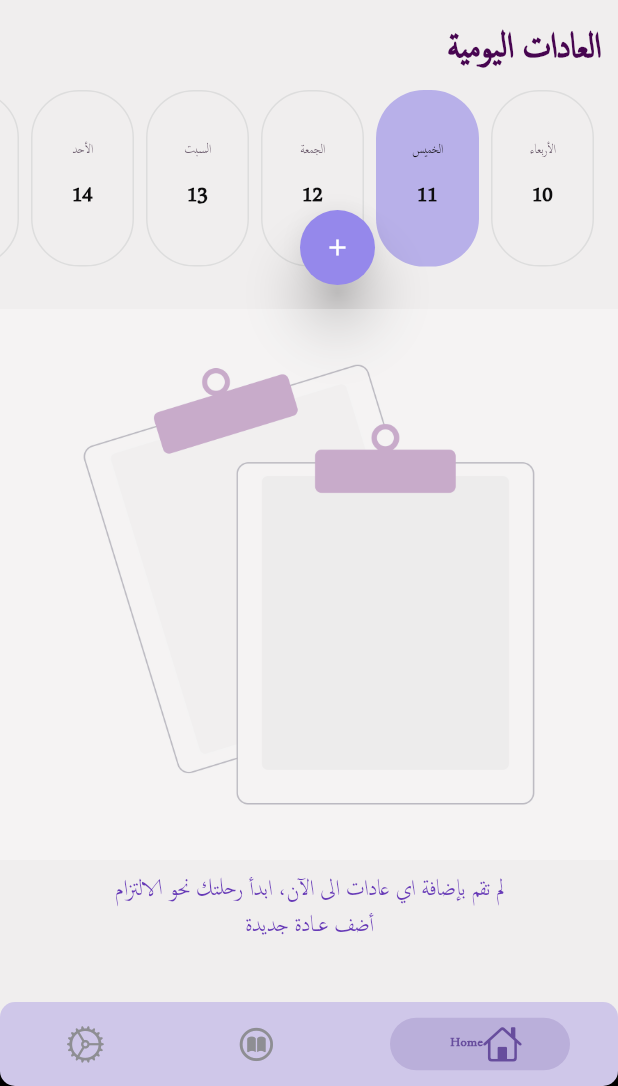
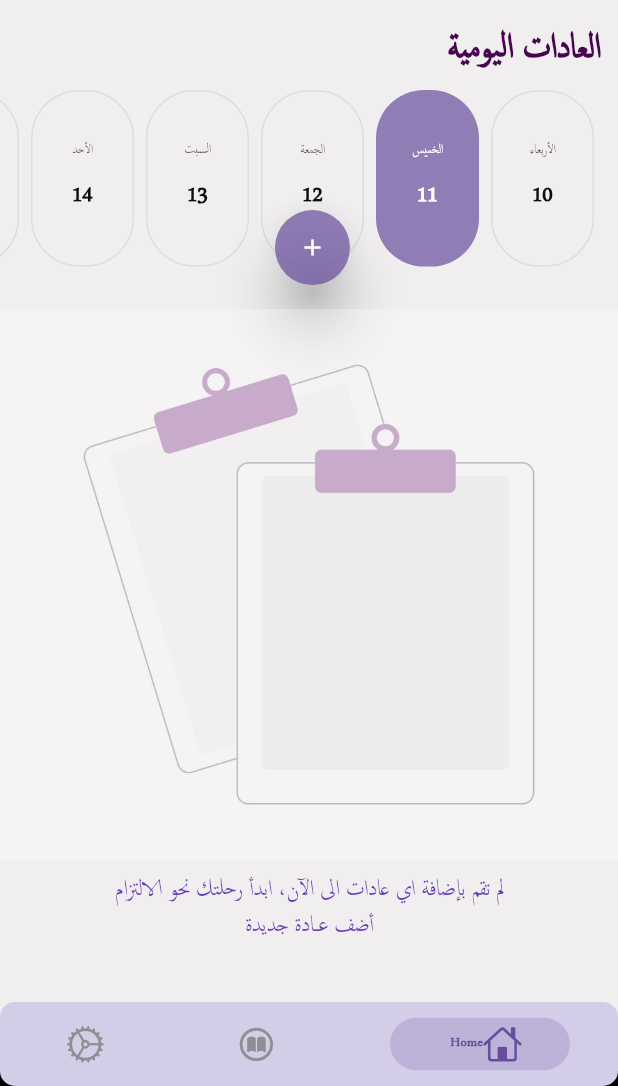
Before and after one commit to AbdullahEmadEldin/islamic_habit_tracker_app, a Flutter app: the screen it shows after launch, after a tap on "تخطي", after a tap on "ابـــدأ", on a phone screen of 412 x 824 dp, the part 150-1236 px from its top. Run offline on Flutter 3.47's test engine with Material 3 defaults, Android fonts, the phone set to English and light mode, and no system bars; drawn by our look-alikes of easy_date_timeline, persistent_bottom_nav_bar; our stand-ins replace bloc, blurrycontainer, calendar_date_picker2, flutter_bloc, flutter_local_notifications, flutter_native_timezone_updated_gradle and 9 more; missing offline and left inert: a package; accounts and stored records are empty.

Commit message:
no architecture project

```diff
--- a/lib/data/models/azkar_category.dart
+++ b/lib/app/azkar/data/models/azkar_category.dart
@@ -1,4 +1,4 @@
-import 'package:islamic_habit_tracker/data/models/single_zikr.dart';
+import 'package:islamic_habit_tracker/app/azkar/data/models/single_zikr.dart';
 
 class ZikrCategory {
   int id;
--- a/lib/data/service/azkar/azkar_service.dart
+++ b/lib/app/azkar/data/repo/azkar_service.dart
@@ -1,6 +1,6 @@
 import 'dart:convert';
 import 'package:flutter/services.dart' show rootBundle;
-import 'package:islamic_habit_tracker/data/models/azkar_category.dart';
+import 'package:islamic_habit_tracker/app/azkar/data/models/azkar_category.dart';
 
 class AzkarService {
   Future<List<ZikrCategory>> loadZikrCategories() async {
--- a/lib/view/pages/azkar_details.dart
+++ b/lib/app/azkar/view/pages/azkar_details.dart
@@ -1,7 +1,7 @@
 import 'package:flutter/material.dart';
 import 'package:islamic_habit_tracker/core/theme/app_theme.dart';
-import 'package:islamic_habit_tracker/data/models/azkar_category.dart';
-import 'package:islamic_habit_tracker/view/widgets/zikr_tile.dart';
+import 'package:islamic_habit_tracker/app/azkar/data/models/azkar_category.dart';
+import 'package:islamic_habit_tracker/app/azkar/view/widgets/zikr_tile.dart';
 
 class AzkarDetails extends StatefulWidget {
   final ZikrCategory zikrCategory;
--- a/lib/view/pages/azkar_screen.dart
+++ b/lib/app/azkar/view/pages/azkar_screen.dart
@@ -2,10 +2,10 @@ import 'package:flutter/material.dart';
 import 'package:go_router/go_router.dart';
 import 'package:islamic_habit_tracker/core/constants.dart';
 import 'package:islamic_habit_tracker/core/navigation/routes.dart';
-import 'package:islamic_habit_tracker/data/models/azkar_category.dart';
-import 'package:islamic_habit_tracker/data/service/azkar/azkar_service.dart';
+import 'package:islamic_habit_tracker/app/azkar/data/models/azkar_category.dart';
+import 'package:islamic_habit_tracker/app/azkar/data/repo/azkar_service.dart';
 import 'package:islamic_habit_tracker/generated/l10n.dart';
-import 'package:islamic_habit_tracker/view/widgets/azkar_category_tile.dart';
+import 'package:islamic_habit_tracker/app/azkar/view/widgets/azkar_category_tile.dart';
 import 'package:modal_progress_hud_nsn/modal_progress_hud_nsn.dart';
 
 enum ViewType { list, grid }
--- a/lib/view/pages/depracted_azkar_screen.dart
+++ b/lib/app/azkar/view/pages/depracted_azkar_screen.dart
@@ -2,10 +2,10 @@ import 'package:flutter/material.dart';
 import 'package:go_router/go_router.dart';
 import 'package:islamic_habit_tracker/core/constants.dart';
 import 'package:islamic_habit_tracker/core/navigation/routes.dart';
-import 'package:islamic_habit_tracker/data/models/azkar_category.dart';
-import 'package:islamic_habit_tracker/data/service/azkar/azkar_service.dart';
+import 'package:islamic_habit_tracker/app/azkar/data/models/azkar_category.dart';
+import 'package:islamic_habit_tracker/app/azkar/data/repo/azkar_service.dart';
 import 'package:islamic_habit_tracker/generated/l10n.dart';
-import 'package:islamic_habit_tracker/view/widgets/azkar_category_tile.dart';
+import 'package:islamic_habit_tracker/app/azkar/view/widgets/azkar_category_tile.dart';
 import 'package:modal_progress_hud_nsn/modal_progress_hud_nsn.dart';
 
 ///***=============================================================
--- a/lib/view/widgets/azkar_category_tile.dart
+++ b/lib/app/azkar/view/widgets/azkar_category_tile.dart
@@ -1,5 +1,5 @@
 import 'package:flutter/material.dart';
-import 'package:islamic_habit_tracker/data/models/azkar_category.dart';
+import 'package:islamic_habit_tracker/app/azkar/data/models/azkar_category.dart';
 
 class AzkarCategoryTile extends StatelessWidget {
   final ZikrCategory zikrCategory;
--- a/lib/view/widgets/zikr_tile.dart
+++ b/lib/app/azkar/view/widgets/zikr_tile.dart
@@ -3,7 +3,7 @@ import 'dart:isolate';
 import 'package:flutter/material.dart';
 import 'package:flutter/services.dart';
 import 'package:islamic_habit_tracker/core/theme/app_theme.dart';
-import 'package:islamic_habit_tracker/data/models/single_zikr.dart';
+import 'package:islamic_habit_tracker/app/azkar/data/models/single_zikr.dart';
 import 'package:islamic_habit_tracker/generated/l10n.dart';
 
 class ZikrTile extends StatelessWidget {
--- a/lib/core/navigation/router.dart
+++ b/lib/core/navigation/router.dart
@@ -3,12 +3,12 @@ import 'package:flutter_bloc/flutter_bloc.dart';
 import 'package:go_router/go_router.dart';
 import 'package:islamic_habit_tracker/core/locator.dart';
 import 'package:islamic_habit_tracker/core/navigation/routes.dart';
-import 'package:islamic_habit_tracker/data/models/azkar_category.dart';
+import 'package:islamic_habit_tracker/app/azkar/data/models/azkar_category.dart';
 import 'package:islamic_habit_tracker/data/models/habit.dart';
 import 'package:islamic_habit_tracker/logic/cubits/create_habit_cubit/create_habit_cubit.dart';
 import 'package:islamic_habit_tracker/logic/cubits/delete_habits_cubits/delete_habits_cubit.dart';
 import 'package:islamic_habit_tracker/logic/cubits/get_habits_cubit/get_habits_cubit.dart';
-import 'package:islamic_habit_tracker/view/pages/azkar_details.dart';
+import 'package:islamic_habit_tracker/app/azkar/view/pages/azkar_details.dart';
 import 'package:islamic_habit_tracker/view/pages/bottom_nav_bar.dart';
 import 'package:islamic_habit_tracker/view/pages/habits_details.dart';
 import 'package:islamic_habit_tracker/view/pages/onboarding/on_bording_collector.dart';
--- a/lib/core/theme/app_theme.dart
+++ b/lib/core/theme/app_theme.dart
@@ -5,7 +5,7 @@ abstract class AppColors {
   ///lgiht theme colors
   static Color splashBackground = const Color.fromARGB(255, 204, 193, 218);
   static Color lBackground = const Color(0xffF2E9E9);
-  static Color lForeground = const Color(0xff470550).withOpacity(0.5);
+  static Color lForeground = const Color(0xFF7B6C96);
   static Color lSecondaryBackground = const Color(0xFFF5ECFF);
   static Color lContainerColor = const Color.fromARGB(255, 184, 176, 233);
   static Color doneDayColor =
@@ -14,7 +14,10 @@ abstract class AppColors {
   static Color falseDayColor =
       const Color.fromARGB(255, 167, 37, 28).withOpacity(0.3);
   static Color falseDayborderColor = const Color.fromARGB(255, 252, 41, 25);
-  static Color onboardingForeground = const Color(0xff674D9D);
+
+  static Color primary = const Color(0xff674D9D);
+  static Color palePrimary = const Color(0xFF7B6C96);
+  static Color lightPrimary = const Color.fromARGB(255, 211, 205, 231);
 
   ///dark theme colors
   static Color dBackground = const Color(0xff292F3D);
--- a/lib/view/pages/bottom_nav_bar.dart
+++ b/lib/view/pages/bottom_nav_bar.dart
@@ -1,7 +1,7 @@
 import 'package:flutter/cupertino.dart';
 import 'package:flutter/material.dart';
 import 'package:islamic_habit_tracker/core/theme/app_theme.dart';
-import 'package:islamic_habit_tracker/view/pages/azkar_screen.dart';
+import 'package:islamic_habit_tracker/app/azkar/view/pages/azkar_screen.dart';
 import 'package:islamic_habit_tracker/view/pages/home_screen.dart';
 import 'package:islamic_habit_tracker/view/pages/settings_screen.dart';
 import 'package:persistent_bottom_nav_bar/persistent_tab_view.dart';
@@ -29,19 +29,19 @@ class _BottomNavBarState extends State<BottomNavBar> {
       PersistentBottomNavBarItem(
         icon: Icon(CupertinoIcons.home),
         title: "Home",
-        activeColorPrimary: AppColors.onboardingForeground,
+        activeColorPrimary: AppColors.primary,
         inactiveColorPrimary: CupertinoColors.systemGrey,
       ),
       PersistentBottomNavBarItem(
         icon: Icon(CupertinoIcons.book_circle),
         title: "Azkar",
-        activeColorPrimary: AppColors.onboardingForeground,
+        activeColorPrimary: AppColors.primary,
         inactiveColorPrimary: CupertinoColors.systemGrey,
       ),
       PersistentBottomNavBarItem(
         icon: Icon(CupertinoIcons.settings),
         title: "Settings",
-        activeColorPrimary: AppColors.onboardingForeground,
+        activeColorPrimary: AppColors.primary,
         inactiveColorPrimary: CupertinoColors.systemGrey,
       ),
     ];
@@ -55,7 +55,7 @@ class _BottomNavBarState extends State<BottomNavBar> {
         screens: _buildScreens(),
         items: _navBarsItems(),
         confineInSafeArea: true,
-        backgroundColor: Color(0xffCFC7E9),
+        backgroundColor: Color.fromARGB(255, 211, 205, 231),
         handleAndroidBackButtonPress: true, // Default is true.
         resizeToAvoidBottomInset:
             true, // This needs to be true if you want to move up the screen when keyboard appears. Default is true.
--- a/lib/view/pages/habits_details.dart
+++ b/lib/view/pages/habits_details.dart
@@ -2,7 +2,6 @@
 import 'package:flutter/material.dart';
 import 'package:flutter_bloc/flutter_bloc.dart';
 import 'package:go_router/go_router.dart';
-import 'package:islamic_habit_tracker/core/locator.dart';
 import 'package:islamic_habit_tracker/core/theme/app_theme.dart';
 
 import 'package:islamic_habit_tracker/data/models/habit.dart';
@@ -36,7 +35,7 @@ class HabitsDetails extends StatelessWidget {
               child: Container(
                 padding: const EdgeInsets.all(12),
                 decoration: BoxDecoration(
-                    color: AppColors.onboardingForeground,
+                    color: AppColors.primary,
                     borderRadius: BorderRadius.circular(10)),
                 child: Text(
                   mainHabit.habitName,
--- a/lib/view/pages/home_screen.dart
+++ b/lib/view/pages/home_screen.dart
@@ -3,12 +3,11 @@ import 'dart:math';
 import 'package:flutter/material.dart';
 import 'package:flutter_bloc/flutter_bloc.dart';
 import 'package:islamic_habit_tracker/core/app_assets.dart';
-import 'package:islamic_habit_tracker/core/locator.dart';
+import 'package:islamic_habit_tracker/core/theme/app_colors.dart';
 import 'package:islamic_habit_tracker/core/theme/app_theme.dart';
 import 'package:islamic_habit_tracker/data/models/habit.dart';
 import 'package:islamic_habit_tracker/generated/l10n.dart';
 import 'package:islamic_habit_tracker/logic/cubits/create_habit_cubit/create_habit_cubit.dart';
-import 'package:islamic_habit_tracker/logic/cubits/delete_habits_cubits/delete_habits_cubit.dart';
 import 'package:islamic_habit_tracker/view/widgets/habits_list_view.dart';
 import 'package:islamic_habit_tracker/view/widgets/horizontal_date_picker.dart';
 
@@ -124,16 +123,16 @@ class _HomeScreenState extends State<HomeScreen> {
   Positioned _addTaskButton(Size size, BuildContext context) {
     return Positioned(
       top: size.height * 0.17,
-      left: size.width - 220,
+      left: size.width / 2.35,
       child: ElevatedButton(
-          style: const ButtonStyle(
-            elevation: MaterialStatePropertyAll(15),
-            minimumSize: MaterialStatePropertyAll(Size(50, 50)),
-            backgroundColor: MaterialStatePropertyAll(
-              Color.fromARGB(255, 149, 136, 235),
+          style: ButtonStyle(
+            elevation: const WidgetStatePropertyAll(15),
+            minimumSize: const WidgetStatePropertyAll(Size(50, 50)),
+            backgroundColor: WidgetStatePropertyAll(
+              AppColors.primary.withOpacity(0.7),
             ),
-            foregroundColor: MaterialStatePropertyAll(Colors.white),
-            shape: MaterialStatePropertyAll(CircleBorder()),
+            foregroundColor: const WidgetStatePropertyAll(Colors.white),
+            shape: const WidgetStatePropertyAll(CircleBorder()),
           ),
           onPressed: () {
             isInputActive = true;
--- a/lib/view/pages/onboarding/on_bording_collector.dart
+++ b/lib/view/pages/onboarding/on_bording_collector.dart
@@ -113,7 +113,7 @@ class _OnBoardingCollectorState extends State<OnBoardingCollector> {
                         effect: WormEffect(
                           dotHeight: 8,
                           radius: 16,
-                          activeDotColor: AppColors.onboardingForeground,
+                          activeDotColor: AppColors.primary,
                           dotColor: const Color.fromARGB(255, 216, 213, 213),
                         ),
                       ),
@@ -143,7 +143,7 @@ class _OnBoardingCollectorState extends State<OnBoardingCollector> {
           minimumSize:
               MaterialStateProperty.all(Size.fromHeight(size.height * 0.1)),
           backgroundColor: MaterialStatePropertyAll(
-            AppColors.onboardingForeground,
+            AppColors.primary,
           )),
       child: Text(
         S.of(context).start,
@@ -159,16 +159,15 @@ class _OnBoardingCollectorState extends State<OnBoardingCollector> {
     return ElevatedButton(
       onPressed: ontap,
       style: ButtonStyle(
-        shape: const MaterialStatePropertyAll(
+        shape: const WidgetStatePropertyAll(
           RoundedRectangleBorder(
             borderRadius: BorderRadius.all(
               Radius.circular(20),
             ),
           ),
         ),
-        backgroundColor:
-            MaterialStatePropertyAll(AppColors.onboardingForeground),
-        foregroundColor: const MaterialStatePropertyAll(Colors.white),
+        backgroundColor: WidgetStatePropertyAll(AppColors.primary),
+        foregroundColor: const WidgetStatePropertyAll(Colors.white),
       ),
       child: Text(text),
     );
--- a/lib/view/pages/settings_screen.dart
+++ b/lib/view/pages/settings_screen.dart
@@ -26,13 +26,15 @@ class SettingsScreen extends StatelessWidget {
         clipBehavior: Clip.none,
         children: [
           Container(
-            height: size.height * 0.55,
+            height: size.height * 0.4,
             decoration: BoxDecoration(
               borderRadius: BorderRadius.only(
-                  bottomLeft: Radius.circular(35),
-                  bottomRight: Radius.circular(35)),
-              gradient: LinearGradient(
-                  colors: [AppColors.lContainerColor, Color(0xff674D9D)]),
+                  bottomLeft: Radius.circular(16),
+                  bottomRight: Radius.circular(16)),
+              gradient: LinearGradient(colors: [
+                AppColors.lContainerColor,
+                AppColors.primary,
+              ]),
             ),
           ),
           Positioned(
--- a/lib/view/widgets/horizontal_date_picker.dart
+++ b/lib/view/widgets/horizontal_date_picker.dart
@@ -2,6 +2,7 @@ import 'package:easy_date_timeline/easy_date_timeline.dart';
 import 'package:flutter/material.dart';
 import 'package:islamic_habit_tracker/core/localization/localization_manager.dart';
 import 'package:islamic_habit_tracker/core/locator.dart';
+import 'package:islamic_habit_tracker/core/theme/app_theme.dart';
 
 class HorizontalDatePicaker extends StatelessWidget {
   const HorizontalDatePicaker({
@@ -17,7 +18,7 @@ class HorizontalDatePicaker extends StatelessWidget {
       firstDate: DateTime.now().subtract(const Duration(days: 1)),
       focusDate: DateTime.now(),
       lastDate: DateTime.now().add(const Duration(days: 1)),
-      activeColor: const Color.fromARGB(255, 184, 176, 233),
+      activeColor: AppColors.primary.withOpacity(0.7),
       dayProps: EasyDayProps(
         landScapeMode: true,
         width: size.width / 6,
--- a/lib/view/widgets/switcher.dart
+++ b/lib/view/widgets/switcher.dart
@@ -3,7 +3,7 @@ import 'package:flutter/material.dart';
 import 'package:islamic_habit_tracker/core/locator.dart';
 import 'package:islamic_habit_tracker/core/theme/theme_manager.dart';
 import 'package:islamic_habit_tracker/data/service/notification_service.dart';
-import 'package:islamic_habit_tracker/view/pages/azkar_screen.dart';
+import 'package:islamic_habit_tracker/app/azkar/view/pages/azkar_screen.dart';
 
 class NotificationSwitcher extends StatefulWidget {
   bool switchValue;
```
Also changed, not shown: lib/core/theme/app_colors.dart (added, +47 -0 lines), lib/app/azkar/data/models/single_zikr.dart (renamed from lib/data/models/single_zikr.dart), pubspec.lock, 1 other file.
